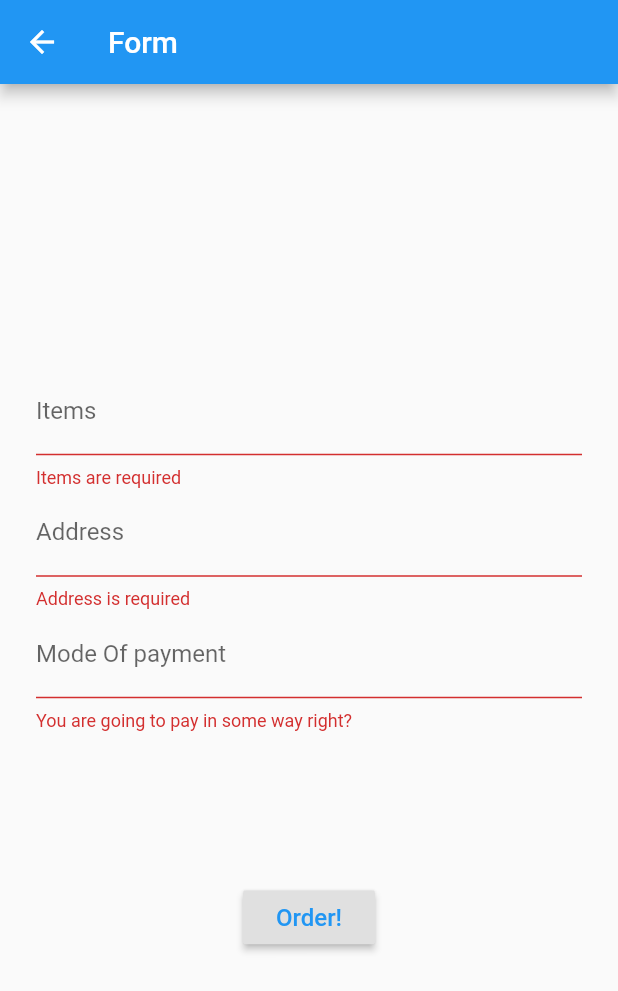
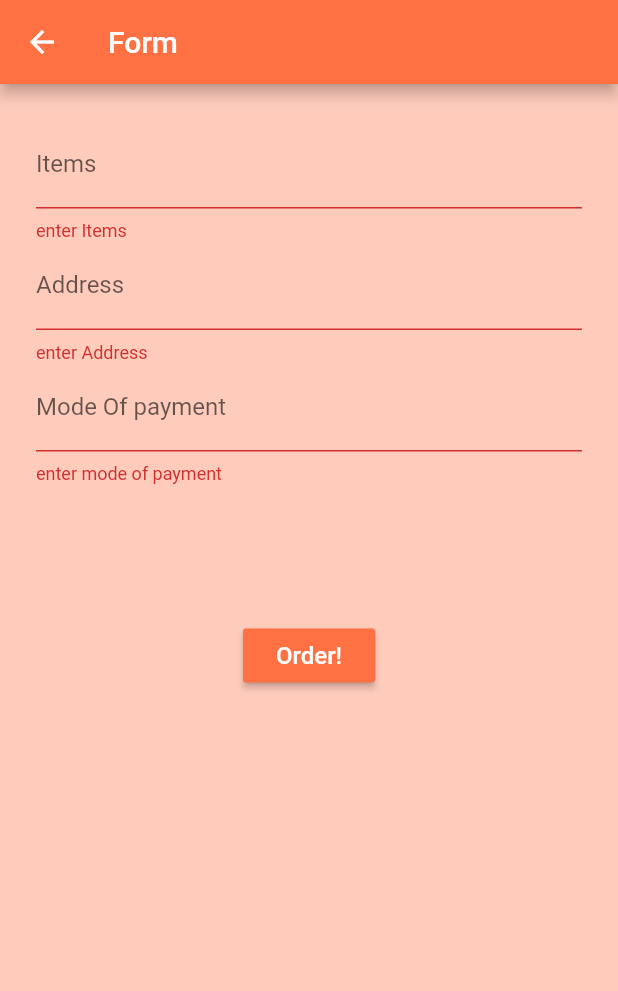
Before and after one commit to deutranium/Heibi, a Flutter app: the FormScreen screen opened directly, after a tap on "Order!", on a phone screen of 412 x 824 dp. Shown: the top 991 px of the screen. Run offline on Flutter 3.47's test engine with Material 2 defaults, Android fonts, the phone set to English and light mode, and no system bars; our stand-ins replace cloud_firestore, firebase_auth, flutter_spinkit; accounts and stored records are empty.

Commit message:
made sesk

```diff
--- a/from_scratch/lib/screens/services/orderForm.dart
+++ b/from_scratch/lib/screens/services/orderForm.dart
@@ -1,7 +1,6 @@
 import 'package:cloud_firestore/cloud_firestore.dart';
 import 'package:flutter/material.dart';
 import 'package:from_scratch/services/authenticate.dart';
-
 
 class FormScreen extends StatefulWidget {
   @override
@@ -11,49 +10,37 @@ class FormScreen extends StatefulWidget {
 class _FormScreenState extends State<FormScreen> {
   final Authservice _auth = Authservice();
 
-
-
   String _items;
   String _address;
   String _payment;
 
   final GlobalKey<FormState> _formKey = GlobalKey<FormState>();
 
-  Widget _buildItems(){
+  Widget _buildItems() {
     return TextFormField(
       decoration: InputDecoration(labelText: "Items"),
-      validator: (String value){
-        if(value.isEmpty){
-          return 'Items are required';
-        }
-      },
-      onSaved: (String value){
+      validator: (val) => val.isEmpty ? 'enter Items' : null,
+      onSaved: (String value) {
         _items = value;
       },
     );
   }
-  Widget _buildAddress(){
+
+  Widget _buildAddress() {
     return TextFormField(
       decoration: InputDecoration(labelText: "Address"),
-      validator: (String value){
-        if(value.isEmpty){
-          return 'Address is required';
-        }
-      },
-      onSaved: (String value){
+      validator: (val) => val.isEmpty ? 'enter Address' : null,
+      onSaved: (String value) {
         _address = value;
       },
     );
   }
-  Widget _buildPayment(){
+
+  Widget _buildPayment() {
     return TextFormField(
       decoration: InputDecoration(labelText: "Mode Of payment"),
-      validator: (String value){
-        if(value.isEmpty){
-          return 'You are going to pay in some way right?';
-        }
-      },
-      onSaved: (String value){
+      validator: (val) => val.isEmpty ? 'enter mode of payment' : null,
+      onSaved: (String value) {
         _payment = value;
       },
     );
@@ -62,35 +49,50 @@ class _FormScreenState extends State<FormScreen> {
   @override
   Widget build(BuildContext context) {
     return Scaffold(
-      appBar: AppBar(title:Text("Form")),
+        backgroundColor: Colors.deepOrange[100],
+        appBar: AppBar(
+          title: Text("Form"),
+          backgroundColor: Colors.deepOrange[400],
+        ),
         body: Container(
           margin: EdgeInsets.all(24),
-        child:Form(
+          child: Form(
             key: _formKey,
             child: Column(
-            mainAxisAlignment: MainAxisAlignment.center,
+              // mainAxisAlignment: MainAxisAlignment.center,
               children: <Widget>[
                 _buildItems(),
                 _buildAddress(),
                 _buildPayment(),
-              SizedBox(height:100),
+                SizedBox(height: 90),
                 RaisedButton(
-                child:Text('Order!', style:TextStyle(color: Colors.blue, fontSize: 16,)),
-                onPressed : () async {
-                  if(!_formKey.currentState.validate()){
+                    color: Colors.deepOrange[400],
+                    child: Text('Order!',
+                        style: TextStyle(
+                          color: Colors.white,
+                          fontSize: 16,
+                        )),
+                    onPressed: () async {
+                      print("hey!");
+                      if (!_formKey.currentState.validate()) {
                         return;
                       }
                       _formKey.currentState.save();
                       final user = await _auth.getUser();
 
-                  Firestore.instance.collection('orders').document().setData({'items':_items, 'address':_address, 'mode_of_payment': _payment, 'User_id' : user.uid});
-
-                }
-              )
+                      Firestore.instance
+                          .collection('orders')
+                          .document()
+                          .setData({
+                        'items': _items,
+                        'address': _address,
+                        'mode_of_payment': _payment,
+                        'User_id': user.uid
+                      });
+                    })
               ],
             ),
           ),
-      )
-    );
+        ));
   }
 }
--- a/from_scratch/lib/shared/dropdown.dart
+++ b/from_scratch/lib/shared/dropdown.dart
@@ -6,13 +6,16 @@ class MainDrawer extends StatelessWidget {
   @override
   Widget build(BuildContext context) {
     return Drawer(
+      child: Container(
+        color: Colors.pink[200],
         child: Column(
           children: <Widget>[
             ListTile(
               contentPadding: EdgeInsets.all(20.0),
               title: Text(
-              'main',
+                'washing machine',
                 style: TextStyle(fontSize: 20),
+
               ),
               onTap: () {
                 Navigator.push(context, MaterialPageRoute(builder: (context) {
@@ -34,6 +37,7 @@ class MainDrawer extends StatelessWidget {
             ),
           ],
         ),
+      ),
     );
   }
 }
```
Also changed, not shown: from_scratch/lib/screens/services/wash.dart (+13 -6 lines). Lines whose indentation alone changed are shown as unchanged.
